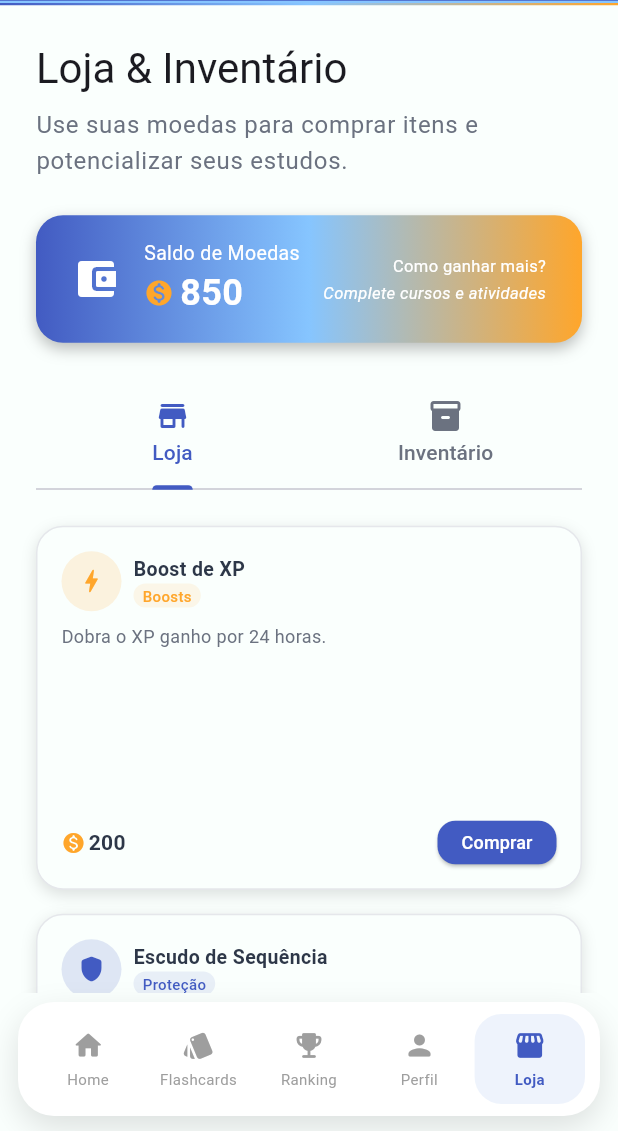
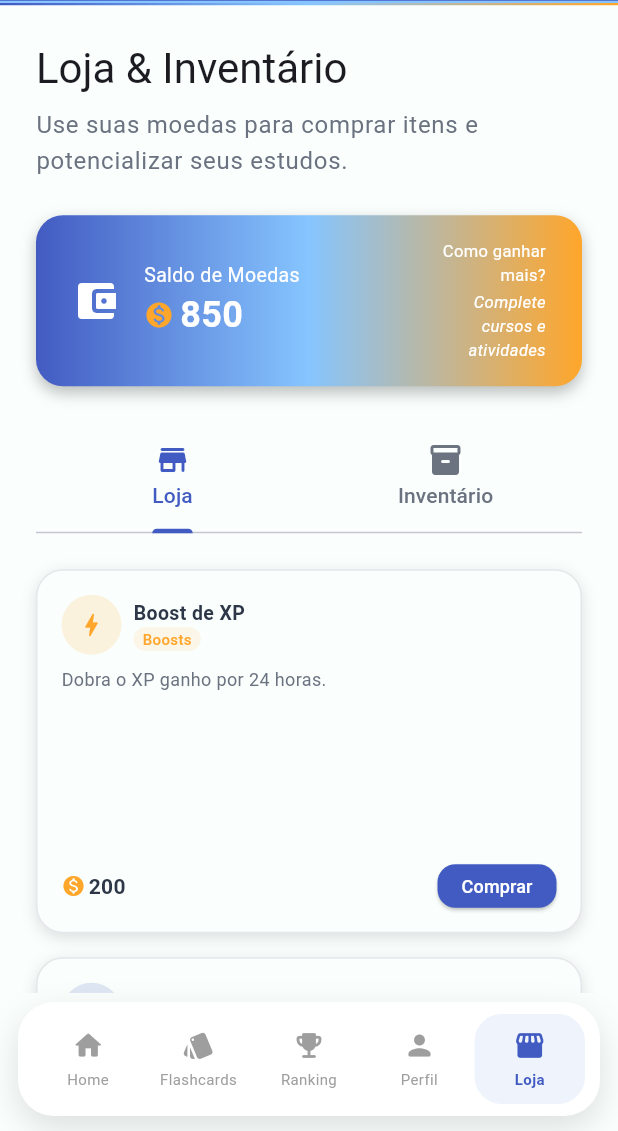
Before and after one commit to Educano-DevTeam/educano_app, a Flutter app: the screen it shows after launch, item 5 of the bottom bar chosen, on a phone screen of 412 x 824 dp, the part 105-1236 px from its top. Run offline on Flutter 3.47's test engine with Material 3 defaults, Android fonts, the phone set to English and light mode, and no system bars.

Commit message:
fix(loja): corrige overflow no card de saldo de moedas em telas estreitas
O bloco "Como ganhar mais?" tinha largura fixa e estourava a Row em
mobile. Agora ele é Flexible e quebra linha em vez de estourar.

```diff
--- a/lib/features/student/views/student_store_view.dart
+++ b/lib/features/student/views/student_store_view.dart
@@ -327,11 +327,14 @@ class _StudentStoreViewState extends State<StudentStoreView>
             ],
           ),
           const Spacer(),
-          const Column(
+          const Flexible(
+            child: Column(
               crossAxisAlignment: CrossAxisAlignment.end,
+              mainAxisSize: MainAxisSize.min,
               children: [
                 Text(
                   'Como ganhar mais?',
+                  textAlign: TextAlign.right,
                   style: TextStyle(
                     color: EducanoColors.textWhite,
                     fontSize: 11,
@@ -340,6 +343,7 @@ class _StudentStoreViewState extends State<StudentStoreView>
                 SizedBox(height: 2),
                 Text(
                   'Complete cursos e atividades',
+                  textAlign: TextAlign.right,
                   style: TextStyle(
                     color: EducanoColors.textWhite,
                     fontSize: 11,
@@ -347,6 +351,7 @@ class _StudentStoreViewState extends State<StudentStoreView>
                   ),
                 ),
               ],
+            ),
           ),
         ],
       ),
```
Lines whose indentation alone changed are shown as unchanged.
